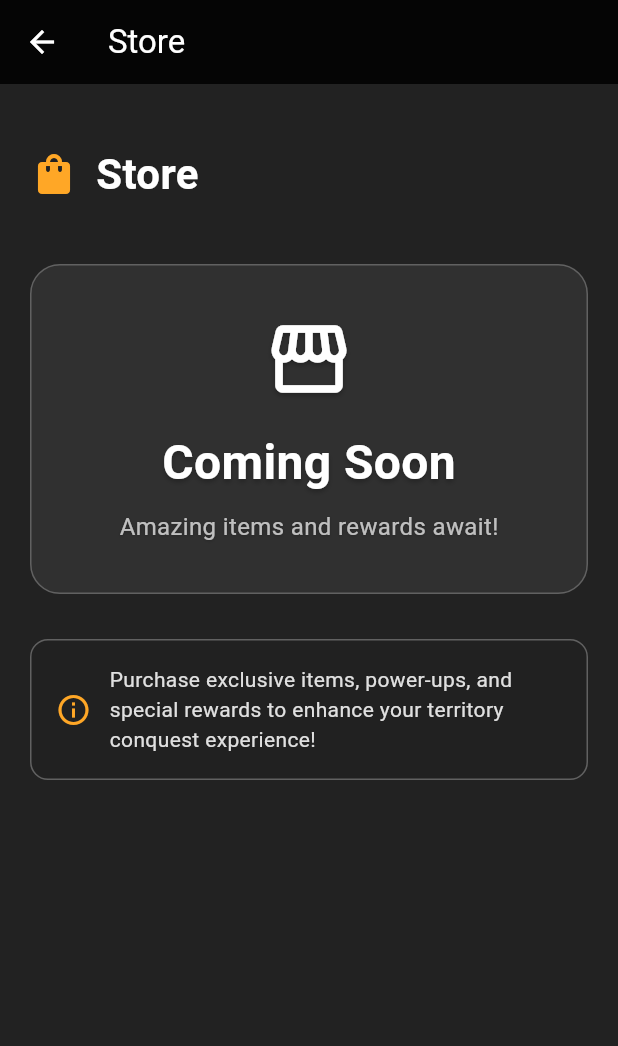
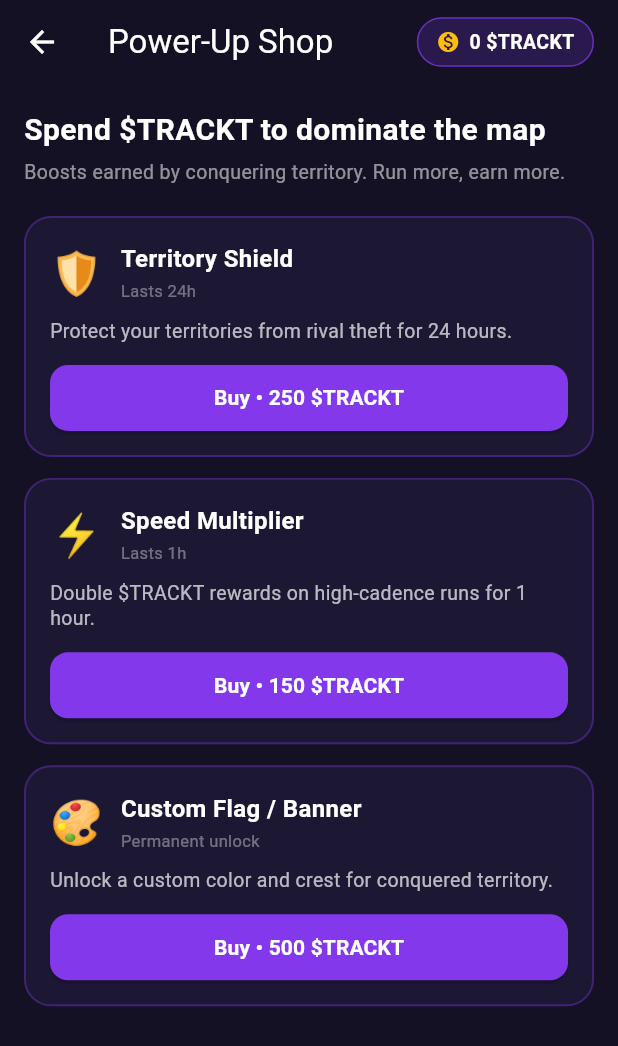
Before and after one commit to DevAnuragT/Trackt, a Flutter app: the StoreView screen opened directly, on a phone screen of 412 x 824 dp. Shown: the top 1046 px of the screen. Run offline on Flutter 3.47's test engine with Material 3 defaults, Android fonts, the phone set to English and light mode, and no system bars; our stand-ins replace device_info_plus, flutter_colorpicker, flutter_dotenv, geolocator, get, google_sign_in and 2 more; missing offline and left inert: mapbox_maps_flutter, web3dart; accounts and stored records are empty; network calls fail; statements that could not run were skipped.

Commit message:
feat(store): replace Coming Soon with gamified $TRACKT Power-Up Shop
Implements Priority P2. Runners spend earned $TRACKT on boosts.

- PowerUpService: catalog (Shield 24h/250, Speed 1h/150, Flag permanent/500),
  purchase() with insufficient-funds + already-owned handling, timed expiry and
  permanent unlocks, ownership persisted in SharedPreferences.
- Add UserPreferencesService.spendUserCoins() (balance-checked debit).
- Rebuild store_view.dart: Monad-themed cards, live balance chip, active/time-
  left badges, buy flow with snackbars.
- Make DatabaseService Supabase client lazy + auth getters null-safe so services
  construct without an initialized/configured Supabase (also unblocks tests).
- Register PowerUpService in main.dart; add PowerUpService unit tests.

Known gap: purchases are tracked but gameplay effects not yet enforced.

flutter test: 33/33 pass. flutter analyze: 0 errors.

```diff
--- a/lib/main.dart
+++ b/lib/main.dart
@@ -19,6 +19,7 @@ import 'services/notification_service.dart';
 import 'services/samsung_permission_helper.dart';
 import 'services/simulation_service.dart';
 import 'services/monad_service.dart';
+import 'services/power_up_service.dart';
 
 
 Future<void> main() async {
@@ -65,6 +66,7 @@ Future<void> main() async {
     Get.put(SamsungPermissionHelper());
     // Initialize UserPreferencesService asynchronously
     await Get.putAsync(() => UserPreferencesService().init());
+    await Get.putAsync(() => PowerUpService().init());
     await Get.putAsync(() => MonadService().init());
     Get.put(RunTrackerController());
     Get.put(SimulationService(), permanent: true);
--- /dev/null
+++ b/lib/services/power_up_service.dart
@@ -0,0 +1,146 @@
+import 'package:get/get.dart';
+import 'package:shared_preferences/shared_preferences.dart';
+
+import 'user_preferences_service.dart';
+
+/// Catalog entry for a purchasable in-game power-up.
+class PowerUpItem {
+  final String id;
+  final String title;
+  final String description;
+  final String emoji;
+  final int cost; // in \$TRACKT
+  final Duration? duration; // null => permanent (e.g. cosmetic)
+
+  const PowerUpItem({
+    required this.id,
+    required this.title,
+    required this.description,
+    required this.emoji,
+    required this.cost,
+    this.duration,
+  });
+}
+
+/// Outcome of a purchase attempt.
+enum PurchaseResult { success, insufficientFunds, alreadyActive, error }
+
+/// Gamified power-up shop economy: runners spend earned \$TRACKT on timed and
+/// cosmetic boosts. Ownership + expiry persisted locally so purchases survive
+/// restarts. Coins are debited through [UserPreferencesService].
+class PowerUpService extends GetxService {
+  static const String _ownedKey = 'powerup_owned_until'; // "id:epochMs" csv
+  static const int permanentSentinel = -1;
+
+  static const List<PowerUpItem> catalog = [
+    PowerUpItem(
+      id: 'shield',
+      title: 'Territory Shield',
+      description: 'Protect your territories from rival theft for 24 hours.',
+      emoji: '🛡️',
+      cost: 250,
+      duration: Duration(hours: 24),
+    ),
+    PowerUpItem(
+      id: 'speed',
+      title: 'Speed Multiplier',
+      description: 'Double \$TRACKT rewards on high-cadence runs for 1 hour.',
+      emoji: '⚡',
+      cost: 150,
+      duration: Duration(hours: 1),
+    ),
+    PowerUpItem(
+      id: 'flag',
+      title: 'Custom Flag / Banner',
+      description: 'Unlock a custom color and crest for conquered territory.',
+      emoji: '🎨',
+      cost: 500,
+      duration: null, // permanent cosmetic
+    ),
+  ];
+
+  /// id -> expiry epoch millis (or [permanentSentinel] for permanent unlocks).
+  final RxMap<String, int> ownedUntil = <String, int>{}.obs;
+
+  late SharedPreferences _prefs;
+
+  Future<PowerUpService> init() async {
+    _prefs = await SharedPreferences.getInstance();
+    _load();
+    return this;
+  }
+
+  void _load() {
+    ownedUntil.clear();
+    final raw = _prefs.getStringList(_ownedKey) ?? const [];
+    for (final entry in raw) {
+      final parts = entry.split(':');
+      if (parts.length == 2) {
+        final ms = int.tryParse(parts[1]);
+        if (ms != null) ownedUntil[parts[0]] = ms;
+      }
+    }
+  }
+
+  Future<void> _persist() async {
+    final list = ownedUntil.entries.map((e) => '${e.key}:${e.value}').toList();
+    await _prefs.setStringList(_ownedKey, list);
+  }
+
+  PowerUpItem? itemById(String id) {
+    for (final i in catalog) {
+      if (i.id == id) return i;
+    }
+    return null;
+  }
+
+  /// True if a timed power-up is currently active, or a permanent one is owned.
+  bool isActive(String id) {
+    final until = ownedUntil[id];
+    if (until == null) return false;
+    if (until == permanentSentinel) return true;
+    return DateTime.now().millisecondsSinceEpoch < until;
+  }
+
+  /// Remaining time for a timed power-up, or null if inactive/permanent.
+  Duration? remaining(String id) {
+    final until = ownedUntil[id];
+    if (until == null || until == permanentSentinel) return null;
+    final ms = until - DateTime.now().millisecondsSinceEpoch;
+    return ms > 0 ? Duration(milliseconds: ms) : null;
+  }
+
+  /// Attempt to buy [item], debiting \$TRACKT via [UserPreferencesService].
+  Future<PurchaseResult> purchase(PowerUpItem item) async {
+    try {
+      // Permanent items can only be bought once.
+      if (item.duration == null && isActive(item.id)) {
+        return PurchaseResult.alreadyActive;
+      }
+
+      if (!Get.isRegistered<UserPreferencesService>()) {
+        return PurchaseResult.error;
+      }
+      final prefs = Get.find<UserPreferencesService>();
+
+      final paid = await prefs.spendUserCoins(item.cost);
+      if (!paid) return PurchaseResult.insufficientFunds;
+
+      if (item.duration == null) {
+        ownedUntil[item.id] = permanentSentinel;
+      } else {
+        final now = DateTime.now().millisecondsSinceEpoch;
+        // Stack onto remaining time if already active.
+        final base = isActive(item.id) ? (ownedUntil[item.id] ?? now) : now;
+        ownedUntil[item.id] = base + item.duration!.inMilliseconds;
+      }
+      ownedUntil.refresh();
+      await _persist();
+      return PurchaseResult.success;
+    } catch (e) {
+      // ignore: avoid_print
+      print('⚠️ Power-up purchase error: $e');
+      return PurchaseResult.error;
+    }
+  }
+}
--- a/lib/views/store/store_view.dart
+++ b/lib/views/store/store_view.dart
@@ -1,138 +1,229 @@
 import 'package:flutter/material.dart';
+import 'package:get/get.dart';
 
+import '../../services/power_up_service.dart';
+import '../../services/user_preferences_service.dart';
+
+/// Gamified Power-Up Shop: runners spend earned $TRACKT on timed boosts and
+/// cosmetics. Replaces the former "Coming Soon" placeholder.
 class StoreView extends StatelessWidget {
   const StoreView({super.key});
 
   @override
   Widget build(BuildContext context) {
+    final hasShop = Get.isRegistered<PowerUpService>();
     return Scaffold(
-      backgroundColor: Colors.black87,
+      backgroundColor: const Color(0xFF141124),
       appBar: AppBar(
-        title: const Text('Store'),
-        backgroundColor: Colors.black87,
+        title: const Text('Power-Up Shop'),
+        backgroundColor: const Color(0xFF141124),
         foregroundColor: Colors.white,
         elevation: 0,
+        actions: [if (hasShop) _balanceChip()],
       ),
-      body: Padding(
-        padding: const EdgeInsets.all(20.0),
+      body: hasShop
+          ? _buildShop()
+          : const Center(
+              child: Text('Shop unavailable', style: TextStyle(color: Colors.white70)),
+            ),
+    );
+  }
+
+  Widget _balanceChip() {
+    final prefs = Get.find<UserPreferencesService>();
+    return Padding(
+      padding: const EdgeInsets.only(right: 16),
+      child: Center(
+        child: Container(
+          padding: const EdgeInsets.symmetric(horizontal: 12, vertical: 6),
+          decoration: BoxDecoration(
+            color: const Color(0xFF8338EC).withValues(alpha: 0.2),
+            borderRadius: BorderRadius.circular(20),
+            border: Border.all(color: const Color(0xFF8338EC).withValues(alpha: 0.7)),
+          ),
+          child: Row(
+            children: [
+              const Icon(Icons.monetization_on, color: Color(0xFFFFBE0B), size: 16),
+              const SizedBox(width: 6),
+              Obx(() => Text(
+                    '${prefs.userCoins.value} \$TRACKT',
+                    style: const TextStyle(
+                      color: Colors.white,
+                      fontWeight: FontWeight.bold,
+                      fontSize: 13,
+                    ),
+                  )),
+            ],
+          ),
+        ),
+      ),
+    );
+  }
+
+  Widget _buildShop() {
+    final shop = Get.find<PowerUpService>();
+    return ListView(
+      padding: const EdgeInsets.fromLTRB(16, 16, 16, 32),
+      children: [
+        const Text(
+          'Spend \$TRACKT to dominate the map',
+          style: TextStyle(color: Colors.white, fontSize: 20, fontWeight: FontWeight.bold),
+        ),
+        const SizedBox(height: 4),
+        const Text(
+          'Boosts earned by conquering territory. Run more, earn more.',
+          style: TextStyle(color: Colors.white54, fontSize: 13),
+        ),
+        const SizedBox(height: 20),
+        ...PowerUpService.catalog.map((item) => _PowerUpCard(item: item, shop: shop)),
+      ],
+    );
+  }
+}
+
+class _PowerUpCard extends StatelessWidget {
+  final PowerUpItem item;
+  final PowerUpService shop;
+
+  const _PowerUpCard({required this.item, required this.shop});
+
+  @override
+  Widget build(BuildContext context) {
+    return Obx(() {
+      // Touch the reactive map so the card rebuilds on purchase.
+      shop.ownedUntil.length;
+      final active = shop.isActive(item.id);
+      final remaining = shop.remaining(item.id);
+      final permanent = item.duration == null;
+
+      return Container(
+        margin: const EdgeInsets.only(bottom: 14),
+        padding: const EdgeInsets.all(16),
+        decoration: BoxDecoration(
+          color: const Color(0xFF1C1733),
+          borderRadius: BorderRadius.circular(18),
+          border: Border.all(
+            color: active
+                ? const Color(0xFF00F5D4).withValues(alpha: 0.7)
+                : const Color(0xFF8338EC).withValues(alpha: 0.35),
+            width: 1.3,
+          ),
+        ),
         child: Column(
+          crossAxisAlignment: CrossAxisAlignment.start,
           children: [
-            const SizedBox(height: 20),
-            // Header
             Row(
               children: [
-                Icon(
-                  Icons.shopping_bag,
-                  size: 32,
-                  color: Colors.orange[400],
-                ),
+                Text(item.emoji, style: const TextStyle(fontSize: 28)),
                 const SizedBox(width: 12),
-                const Text(
-                  'Store',
-                  style: TextStyle(
-                    fontSize: 28,
+                Expanded(
+                  child: Column(
+                    crossAxisAlignment: CrossAxisAlignment.start,
+                    children: [
+                      Text(
+                        item.title,
+                        style: const TextStyle(
+                          color: Colors.white,
+                          fontSize: 16,
                           fontWeight: FontWeight.bold,
-                    color: Colors.white,
                         ),
                       ),
-              ],
-            ),
-            const SizedBox(height: 40),
-            // Gradient Card
-            Container(
-              width: double.infinity,
-              height: 220,
-              decoration: BoxDecoration(
-                borderRadius: BorderRadius.circular(20),
-                color: Colors.grey[850],
-                border: Border.all(color: Colors.grey[700]!),
-              ),
-              child: const Center(
-                child: Column(
-                  mainAxisAlignment: MainAxisAlignment.center,
-                  children: [
-                    Icon(
-                      Icons.storefront,
-                      size: 60,
-                      color: Colors.white,
-                      shadows: [
-                        Shadow(
-                          offset: Offset(0, 2),
-                          blurRadius: 4,
-                          color: Colors.black26,
-                        ),
-                      ],
-                    ),
-                    SizedBox(height: 16),
+                      const SizedBox(height: 2),
                       Text(
-                      'Coming Soon',
-                      style: TextStyle(
-                        fontSize: 32,
-                        fontWeight: FontWeight.bold,
-                        color: Colors.white,
-                        shadows: [
-                          Shadow(
-                            offset: Offset(0, 2),
-                            blurRadius: 4,
-                            color: Colors.black26,
+                        permanent ? 'Permanent unlock' : 'Lasts ${_fmt(item.duration!)}',
+                        style: const TextStyle(color: Colors.white38, fontSize: 11),
                       ),
                     ],
                   ),
                 ),
-                    SizedBox(height: 8),
-                    Text(
-                      'Amazing items and rewards await!',
-                      style: TextStyle(
-                        fontSize: 16,
-                        color: Colors.white70,
-                        shadows: [
-                          Shadow(
-                            offset: Offset(0, 1),
-                            blurRadius: 2,
-                            color: Colors.black26,
+                if (active)
+                  Container(
+                    padding: const EdgeInsets.symmetric(horizontal: 8, vertical: 4),
+                    decoration: BoxDecoration(
+                      color: const Color(0xFF00F5D4).withValues(alpha: 0.15),
+                      borderRadius: BorderRadius.circular(8),
                     ),
-                        ],
-                      ),
-                    ),
-                  ],
-                ),
-              ),
-            ),
-            const SizedBox(height: 30),
-            // Additional info
-            Container(
-              padding: const EdgeInsets.all(16),
-              decoration: BoxDecoration(
-                color: Colors.grey[900],
-                borderRadius: BorderRadius.circular(12),
-                border: Border.all(color: Colors.grey[700]!),
-              ),
-              child: Row(
-                children: [
-                  Icon(
-                    Icons.info_outline,
-                    color: Colors.orange[400],
-                    size: 24,
-                  ),
-                  const SizedBox(width: 12),
-                  Expanded(
                     child: Text(
-                      'Purchase exclusive items, power-ups, and special rewards to enhance your territory conquest experience!',
-                      style: TextStyle(
-                        color: Colors.grey[300],
-                        fontSize: 14,
+                      permanent
+                          ? 'OWNED'
+                          : (remaining != null ? _fmt(remaining) + ' left' : 'ACTIVE'),
+                      style: const TextStyle(
+                        color: Color(0xFF00F5D4),
+                        fontSize: 10,
+                        fontWeight: FontWeight.bold,
                       ),
                     ),
                   ),
               ],
             ),
+            const SizedBox(height: 10),
+            Text(
+              item.description,
+              style: const TextStyle(color: Colors.white70, fontSize: 13, height: 1.3),
             ),
-
+            const SizedBox(height: 14),
+            SizedBox(
+              width: double.infinity,
+              height: 44,
+              child: ElevatedButton(
+                onPressed: (permanent && active) ? null : () => _buy(context),
+                style: ElevatedButton.styleFrom(
+                  backgroundColor: const Color(0xFF8338EC),
+                  disabledBackgroundColor: const Color(0xFF2A2440),
+                  foregroundColor: Colors.white,
+                  shape: RoundedRectangleBorder(borderRadius: BorderRadius.circular(12)),
+                ),
+                child: Text(
+                  (permanent && active)
+                      ? 'Owned'
+                      : 'Buy • ${item.cost} \$TRACKT',
+                  style: const TextStyle(fontWeight: FontWeight.bold, fontSize: 14),
+                ),
+              ),
+            ),
           ],
         ),
-      ),
       );
+    });
   }
 
+  Future<void> _buy(BuildContext context) async {
+    final result = await shop.purchase(item);
+    switch (result) {
+      case PurchaseResult.success:
+        Get.snackbar(
+          '${item.emoji} ${item.title} activated!',
+          item.duration == null
+              ? 'Permanent unlock applied.'
+              : 'Active for ${_fmt(item.duration!)}.',
+          backgroundColor: const Color(0xFF8338EC),
+          colorText: Colors.white,
+          duration: const Duration(seconds: 3),
+        );
+        break;
+      case PurchaseResult.insufficientFunds:
+        Get.snackbar(
+          'Not enough \$TRACKT',
+          'Conquer more territory to earn ${item.cost} \$TRACKT.',
+          backgroundColor: Colors.redAccent,
+          colorText: Colors.white,
+          duration: const Duration(seconds: 3),
+        );
+        break;
+      case PurchaseResult.alreadyActive:
+        Get.snackbar('Already owned', 'You already own ${item.title}.',
+            backgroundColor: const Color(0xFF2A2440), colorText: Colors.white);
+        break;
+      case PurchaseResult.error:
+        Get.snackbar('Purchase failed', 'Please try again.',
+            backgroundColor: Colors.redAccent, colorText: Colors.white);
+        break;
+    }
+  }
 
+  String _fmt(Duration d) {
+    if (d.inHours >= 1) return '${d.inHours}h';
+    if (d.inMinutes >= 1) return '${d.inMinutes}m';
+    return '${d.inSeconds}s';
   }
+}
```
Also changed, not shown: lib/services/database_service.dart (+17 -3 lines), lib/services/user_preferences_service.dart (+13 -0 lines), 2 other files. Lines whose indentation alone changed are shown as unchanged.
